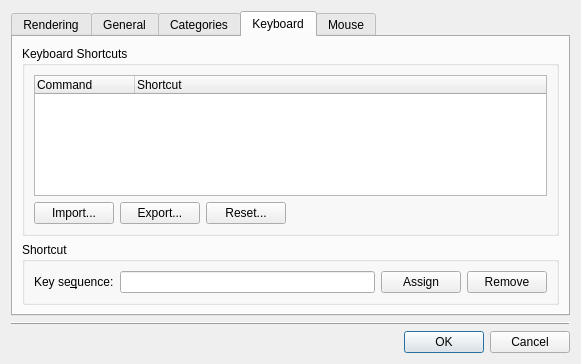
Before: the Qt Designer form lclib/qt/lc_qpreferencesdialog.ui in trevorsandy/lpub3d-ci, drawn with Qt 5.
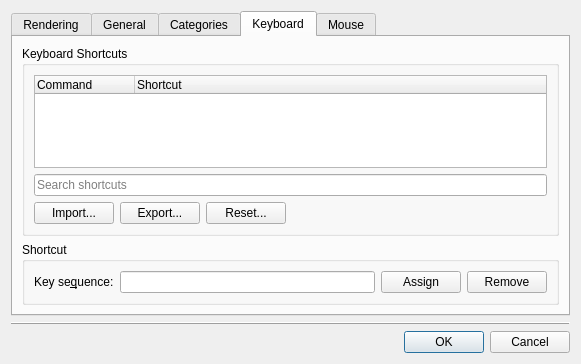
After: the same form once the commit is applied. The open tabs and pages were chosen to show the change. Icons and pictures are not drawn.

```diff
--- a/lclib/qt/lc_qpreferencesdialog.ui
+++ b/lclib/qt/lc_qpreferencesdialog.ui
@@ -875,7 +875,7 @@
               <item>
                <widget class="QTreeWidget" name="commandList">
                 <property name="rootIsDecorated">
-                 <bool>false</bool>
+                 <bool>true</bool>
                 </property>
                 <property name="uniformRowHeights">
                  <bool>true</bool>
@@ -893,6 +893,13 @@
                </widget>
               </item>
               <item>
+               <widget class="QLineEdit" name="KeyboardFilterEdit">
+                <property name="placeholderText">
+                 <string>Search shortcuts</string>
+                </property>
+               </widget>
+              </item>
+              <item>			  
                <layout class="QHBoxLayout" name="horizontalLayout_9">
                 <item>
                  <widget class="QPushButton" name="shortcutsImport">
```
Left out of the diff: 2 changed lines with no effect on the pictures.
